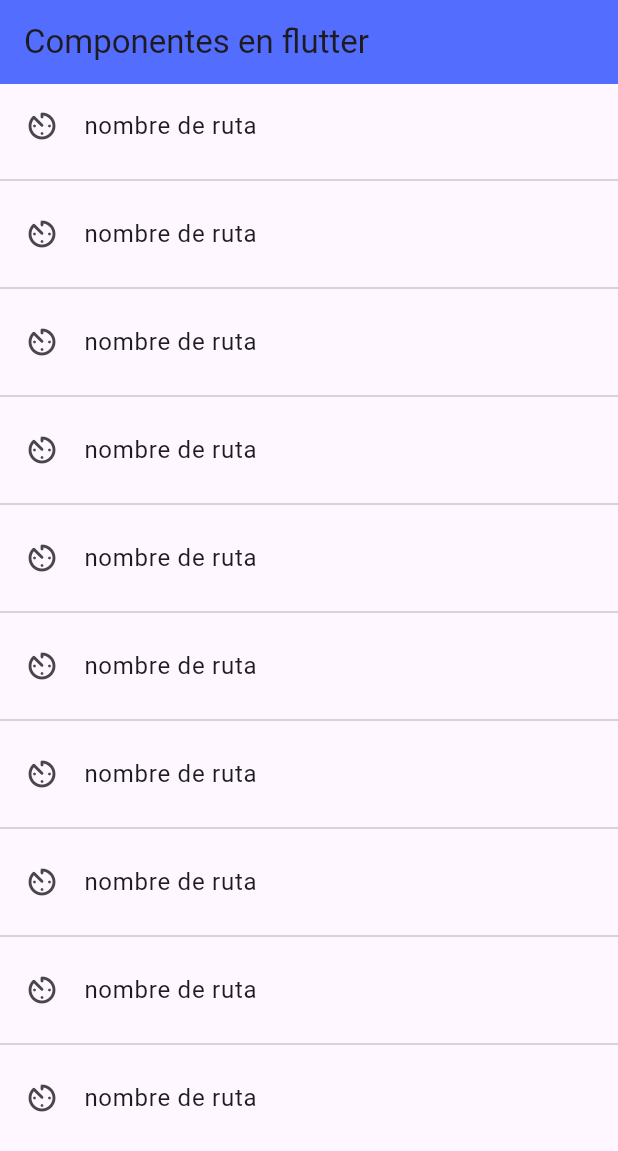
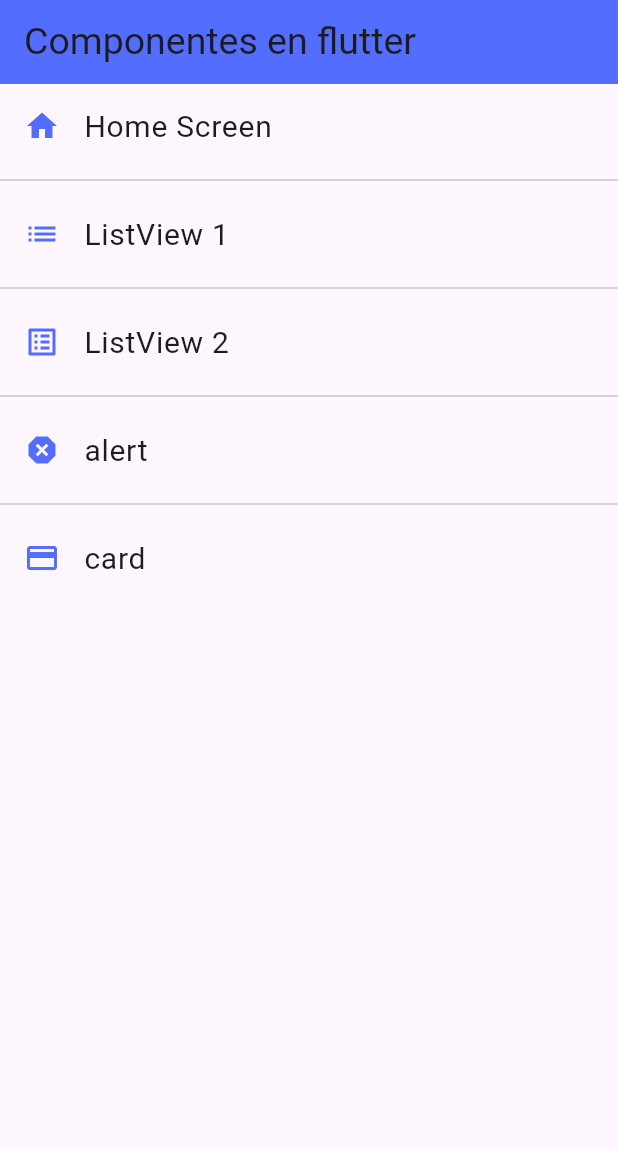
Before and after one commit to JesusRangelDiaz/fl-components, a Flutter app: the screen it shows after launch, on a phone screen of 412 x 824 dp. Shown: the top 1151 px of the screen. Run offline on Flutter 3.47's test engine with Material 3 defaults, Android fonts, the phone set to English and light mode, and no system bars.

Commit message:
feat(: :zap: navigation and homescreen design

```diff
--- a/lib/main.dart
+++ b/lib/main.dart
@@ -12,7 +12,7 @@ class MyApp extends StatelessWidget {
       debugShowCheckedModeBanner: false,
       title: 'Material App',
       initialRoute: AppRoutes.intitialRoute,
-      routes: AppRoutes.routes,
+      routes: AppRoutes.getAppRoutes(),
       onGenerateRoute: AppRoutes.onGeneralRoute,
     );
   }
--- a/lib/models/menu_option.dart
+++ b/lib/models/menu_option.dart
@@ -2,9 +2,9 @@ import 'package:flutter/material.dart' show IconData, Widget;
 
 class MenuOption{
   final String route;
-  final IconData icon;
   final String name;
   final Widget screen;
+  final IconData icon;
 
   MenuOption({required this.route, required this.icon, required this.name, required this.screen});
 
--- a/lib/router/app_routes.dart
+++ b/lib/router/app_routes.dart
@@ -1,16 +1,34 @@
+import 'package:flutter/material.dart';
+
 import 'package:fl_components/screens/screens.dart';
-import 'package:flutter/material.dart';
+import '../models/menu_option.dart';
 
 class AppRoutes {
   static const intitialRoute = 'home';
 
-  static Map<String, Widget Function(BuildContext)> routes = {
+  static final menuOptions = <MenuOption>[
+    MenuOption(route: 'home', icon: Icons.home, name: 'Home Screen', screen: const HomeScreen()),
+    MenuOption(route: 'listview1', icon: Icons.list, name: 'ListView 1', screen: const Listview1Screen()),
+    MenuOption(route: 'listview2', icon: Icons.list_alt, name: 'ListView 2', screen: const Listview2Screen()),
+    MenuOption(route: 'alert', icon: Icons.dangerous_sharp, name: 'alert', screen: const AlertScreen()),
+    MenuOption(route: 'card', icon: Icons.credit_card, name: 'card', screen: const CardScreen()),
+  ];
+
+  static Map<String, Widget Function(BuildContext)> getAppRoutes(){
+
+    Map<String,Widget Function(BuildContext)> appRoutes={};
+      for (final option in menuOptions){
+        appRoutes.addAll({option.route : (BuildContext context) => option.screen});
+      }
+    return appRoutes;
+  }
+  /*static Map<String, Widget Function(BuildContext)> routes = {
     'home': (BuildContext context) => const HomeScreen(),
     'listview1': (BuildContext context) => const Listview1Screen(),
     'listview2': (BuildContext context) => const Listview2Screen(),
     'alert': (BuildContext context) => const AlertScreen(),
     'card': (BuildContext context) => const CardScreen(),
-  };
+  };*/
 
   static Route<dynamic> onGeneralRoute(RouteSettings settings){
     return MaterialPageRoute(
--- a/lib/screens/home_screen.dart
+++ b/lib/screens/home_screen.dart
@@ -1,28 +1,33 @@
+import 'package:fl_components/router/app_routes.dart';
 import 'package:flutter/material.dart';
+import 'package:flutter/widgets.dart';
 
 class HomeScreen extends StatelessWidget {
 
-  const HomeScreen({Key? key}) : super(key: key);
+  const HomeScreen({super.key});
+
+
 
   @override
   Widget build(BuildContext context) {
+    final menuOptions = AppRoutes.menuOptions;
     return  Scaffold(
       appBar:  AppBar(
-        title: const Text("Componentes en flutter"),
+        title: const Text("Componentes en flutter", style: TextStyle(fontSize: 25)),
         elevation: 0,
         backgroundColor: Colors.indigoAccent,
       ),
       body: ListView.separated(
         itemBuilder: (context, index) =>
         ListTile(
-          leading: const Icon(Icons.av_timer_rounded),
-          title: const Text('nombre de ruta'),
+          leading: Icon(menuOptions[index].icon, color: Colors.indigoAccent),
+          title: Text(menuOptions[index].name, style: const TextStyle( fontSize: 20),),
           onTap: (){
-            Navigator.pushNamed(context, 'card');
+            Navigator.pushNamed(context, menuOptions[index].route);
           },
         ),
         separatorBuilder: ( _ , __) => const Divider() ,
-        itemCount: 10)
+        itemCount: menuOptions.length)
     );
   }
 }
```
